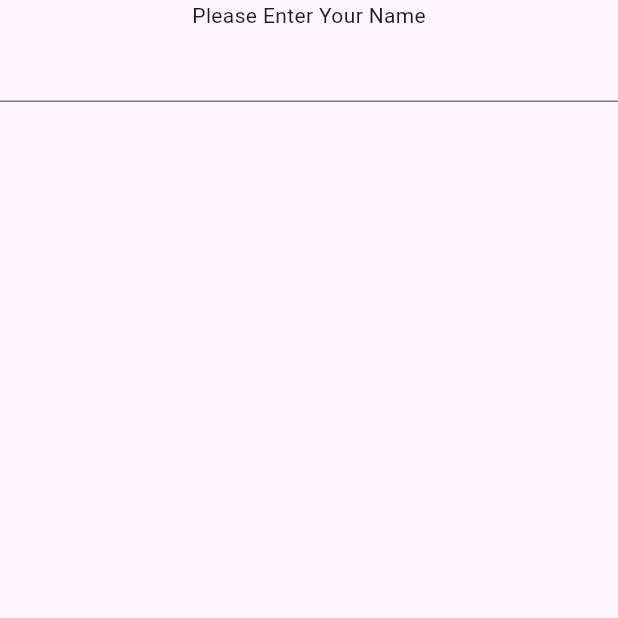
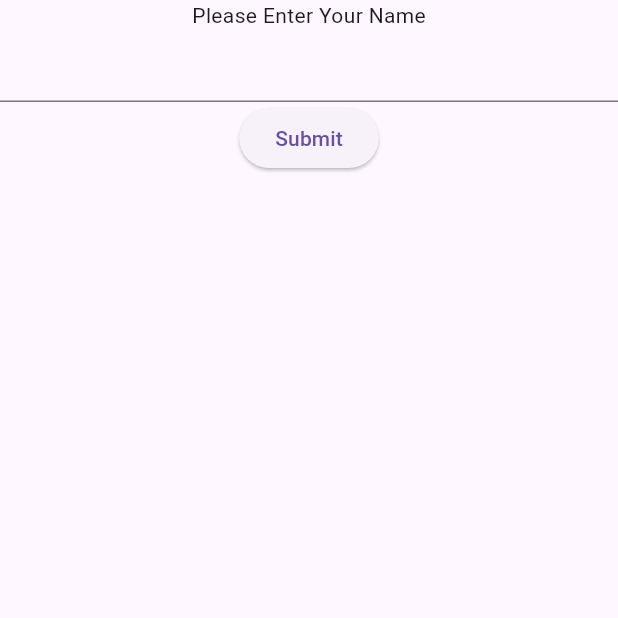
Before and after one commit to Jn-Sajol/Guessing-Number-Game, a Flutter app: the screen it shows after launch, on a phone screen of 412 x 824 dp, the top half of it. Run offline on Flutter 3.47's test engine with Material 3 defaults, Android fonts, the phone set to English and light mode, and no system bars.

Commit message:
adding home page

```diff
--- a/lib/home_screen.dart
+++ b/lib/home_screen.dart
@@ -5,11 +5,15 @@ class HomeScreen extends StatelessWidget {
 
   @override
   Widget build(BuildContext context) {
-    return const Scaffold(
+    return  Scaffold(
     body: Column(
     children: [
-    Text('Please Enter Your Name'),
-    TextField()
+    const Text('Please Enter Your Name'),
+    const TextField(),
+    ElevatedButton(
+    onPressed: (){},
+    child: const Text("Submit"),
+    )
     ],
     )
     );
```
